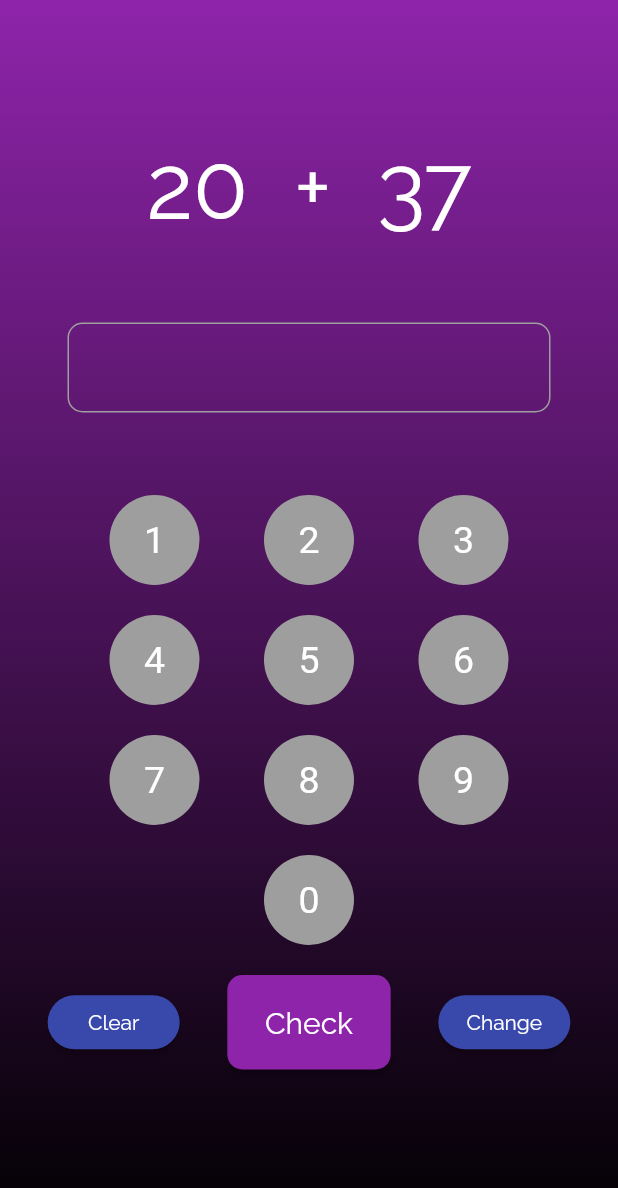
After one commit to AmanNegi/Alarm_main, a Flutter app: the MainMath screen opened directly, on a phone screen of 412 x 824 dp. The commit adds this screen. Shown: the top 1188 px of the screen. Run offline on Flutter 3.47's test engine with Material 2 defaults, Android fonts, the phone set to English and light mode, and no system bars; our stand-ins replace dynamic_theme, shared_preferences, sqflite; accounts and stored records are empty; Roboto replaces fonts that are missing (Raleway-Bold).

Commit message:
added the maths Ablility Check will add some UI Now

```diff
--- a/lib/Alarm.dart
+++ b/lib/Alarm.dart
@@ -13,7 +13,7 @@ class Alarm {
 // **Named Constructor
 
   Alarm.withId({
-    this.id,
+    @required this.id,
     @required this.hour,
     @required this.customPath,
     @required this.repeating,
--- a/lib/AlarmView.dart
+++ b/lib/AlarmView.dart
@@ -5,7 +5,7 @@ import 'package:scoped_model/scoped_model.dart';
 import 'scoped-model/Alarms.dart';
 
 import 'Alarm.dart';
-import 'DropDown.dart';
+import 'widgets/DropDown.dart';
 import 'widgets/ShadesView.dart';
 
 class AlarmView extends StatefulWidget {
--- a/lib/globals.dart
+++ b/lib/HelperMethods/globals.dart
@@ -4,9 +4,10 @@ import 'package:shared_preferences/shared_preferences.dart';
 
 bool firstTime = true;
 
-void saveToSharedPrefs() async {
+void saveToSharedPrefs(bool value) async {
   SharedPreferences sharedPreferences = await SharedPreferences.getInstance();
-  sharedPreferences.setBool("firstTime", firstTime);
+  sharedPreferences.setBool("firstTime", value);
+  firstTime = false;
 }
 
 void getValuesFromSharedPrefs() async {
--- /dev/null
+++ b/lib/HelperMethods/platfomInvoker.dart
@@ -0,0 +1,10 @@
+import 'package:flutter/services.dart';
+
+class PlatformInvoker {
+  static const platform = const MethodChannel("aster.plugins.dev/mathChannel");
+
+  static void invokeTheMethod() {
+    platform.invokeMethod("CloseAllWindows");
+  }
+
+}
--- /dev/null
+++ b/lib/MathsCorner.dart
@@ -0,0 +1,170 @@
+import 'package:flutter/material.dart';
+import 'package:flutter/services.dart';
+import 'package:flutter/widgets.dart';
+
+import 'HelperMethods/platfomInvoker.dart';
+import 'widgets/NumberPad.dart';
+import 'HelperMethods/numberHelper.dart';
+import 'dart:math';
+
+class MathsCorner extends StatelessWidget {
+  @override
+  Widget build(BuildContext context) {
+    return MaterialApp(
+      home: MainMath(),
+    );
+  }
+}
+
+class MainMath extends StatefulWidget {
+  @override
+  _MainMathState createState() => _MainMathState();
+}
+
+class _MainMathState extends State<MainMath> {
+  var color = Colors.purple[600];
+  var rng = new Random();
+  var height;
+  int receivedId;
+  int correctAnswers = 0;
+  int firstNumber;
+  int secondNumber;
+  int currentNumber;
+
+  @override
+  void initState() {
+    super.initState();
+   // SystemChrome.setEnabledSystemUIOverlays([]);
+    changeValues();
+  }
+
+  void changeValues() {
+    setState(() {
+      firstNumber = rng.nextInt(100);
+      secondNumber = rng.nextInt(100);
+    });
+  }
+
+  int getSum() {
+    return firstNumber + secondNumber;
+  }
+
+  Widget createTextView(String text) {
+    return Text(
+      text,
+      style: TextStyle(fontSize: 60.0),
+    );
+  }
+
+  Widget createNoPad(String text) {
+    return Container(
+      width: 60,
+      height: 60,
+      child: Text(text),
+      decoration: BoxDecoration(
+        shape: BoxShape.circle,
+        color: Colors.grey,
+      ),
+    );
+  }
+
+  @override
+  Widget build(BuildContext context) {
+    height = MediaQuery.of(context).size.height;
+
+    return Scaffold(
+      body: Container(
+        height: height,
+        decoration: BoxDecoration(
+            gradient: LinearGradient(
+                begin: Alignment.topCenter,
+                end: Alignment.bottomCenter,
+                colors: [color, Colors.black)),
+        child: Column(
+          children: <Widget>[
+            SizedBox(
+              height: 90.0,
+            ),
+            createTextView(
+                firstNumber.toString() + "  +  " + secondNumber.toString()),
+            SizedBox(
+              height: 40,
+            ),
+            NumberPad(),
+            Row(
+              mainAxisAlignment: MainAxisAlignment.spaceEvenly,
+              children: <Widget>[
+                RaisedButton(
+                  shape: RoundedRectangleBorder(
+                      borderRadius: BorderRadius.circular(20.0)),
+                  child: Text("Clear"),
+                  onPressed: () {
+                    print(MediaQuery.of(context).size.height);
+                    setState(() {
+                      height = MediaQuery.of(context).size.height;
+                    });
+                    //  setState(() {
+                    //   color = Colors.purple[600];
+                    //   NumberHelper.stringNumber = "";
+                    // });
+                  },
+                ),
+                RaisedButton(
+                  padding: EdgeInsets.all(20.0),
+                  shape: RoundedRectangleBorder(
+                      borderRadius: BorderRadius.circular(10.0)),
+                  child: Text(
+                    " Check ",
+                    style: TextStyle(fontSize: 20.0),
+                  ),
+                  color: color,
+                  onPressed: () {
+                    if (NumberHelper.numberSelected() &&
+                        getSum() == NumberHelper.getIntNumber()) {
+                      print(NumberHelper.getIntNumber().toString());
+                      setState(() {
+                        correctAnswers++;
+                        NumberHelper.stringNumber = "";
+                        color = Colors.green;
+                      });
+                      if (correctAnswers == 3) {
+                        setState(() {
+                          color = Colors.green;
+                          NumberHelper.stringNumber = "";
+                        });
+                        PlatformInvoker.invokeTheMethod();
+                        // SystemNavigator.pop();
+                      }
+                      changeValues();
+                    } else if (!NumberHelper.numberSelected() ||
+                        !(getSum() == NumberHelper.getIntNumber())) {
+                      setState(() {
+                        color = Colors.red;
+                        NumberHelper.stringNumber = "";
+                      });
+                    }
+
+                    print(
+                        "value of correctAnswers " + correctAnswers.toString());
+                  },
+                ),
+                RaisedButton(
+                  shape: RoundedRectangleBorder(
+                      borderRadius: BorderRadius.circular(20.0)),
+                  child: Text("Change"),
+                  onPressed: () {
+                    setState(() {
+                      changeValues();
+                      color = Colors.purple[600];
+                      NumberHelper.stringNumber = "";
+                    });
+                  },
+                ),
+              ],
+            ),
+          ],
+        ),
+      ),
+    );
+  }
+}
--- a/lib/main.dart
+++ b/lib/main.dart
@@ -6,12 +6,14 @@ import 'package:dynamic_theme/dynamic_theme.dart';
 import 'package:scoped_model/scoped_model.dart';
 import 'package:alarm_main/scoped-model/Alarms.dart';
 
-import 'globals.dart' as globals;
-import 'package:shared_preferences/shared_preferences.dart';
+import 'HelperMethods/globals.dart' as globals;
 import 'permit.dart';
 import 'AlarmView.dart';
+import 'MathsCorner.dart';
 
 void main() => runApp(MyApp());
+
+void startMathsCorner() => runApp(MathsCorner());
 
 class MyApp extends StatefulWidget {
   @override
@@ -21,7 +23,13 @@ class MyApp extends StatefulWidget {
 class _MyAppState extends State<MyApp> {
   SystemUiOverlayStyle mySystemTheme = SystemUiOverlayStyle.dark.copyWith(
     systemNavigationBarColor: Colors.black,
+
   );
+
+  @override
+  void initState() {
+    super.initState();
+  }
 
   @override
   Widget build(BuildContext context) {
--- /dev/null
+++ b/lib/widgets/NumberPad.dart
@@ -0,0 +1,125 @@
+import 'package:flutter/material.dart';
+
+import '../HelperMethods/numberHelper.dart';
+
+class NumberPad extends StatefulWidget {
+  @override
+  _NumberPadState createState() => _NumberPadState();
+}
+
+class _NumberPadState extends State<NumberPad> {
+  @override
+  initState() {
+    super.initState();
+  }
+
+  Widget createTextField() {
+    return Container(
+      width: 450,
+      height: 60.0,
+      margin: EdgeInsets.all(15.0),
+      padding: EdgeInsets.only(left: 10.0, top: 10.0, bottom: 10.0),
+      decoration: BoxDecoration(
+        borderRadius: BorderRadius.circular(10.0),
+        border: Border.all(
+          color: Colors.grey,
+        ),
+      ),
+      child: Text(
+        NumberHelper.stringNumber,
+        style: TextStyle(fontSize: 30.0, fontFamily: "Raleway-Bold"),
+      ),
+    );
+  }
+
+  Widget createNoPad(int text) {
+    return Container(
+      decoration: BoxDecoration(
+        shape: BoxShape.circle,
+        color: Colors.grey,
+      ),
+      child: Material(
+        color: Colors.transparent,
+        child: InkWell(
+          borderRadius: BorderRadius.circular(30.0),
+          splashColor: Colors.black,
+          onTap: () {
+            setState(() {
+              if (NumberHelper.stringNumber.length < 5) {
+                NumberHelper.addNumber(text);
+              }
+            });
+          },
+          child: Container(
+            width: 60,
+            height: 60,
+            child: Center(
+              child: Text(
+                text.toString(),
+                style: TextStyle(fontSize: 25.0, fontFamily: "Raleway-Bold"),
+              ),
+            ),
+            decoration: BoxDecoration(
+              shape: BoxShape.circle,
+              color: Colors.transparent,
+            ),
+          ),
+        ),
+      ),
+    );
+  }
+
+  @override
+  Widget build(BuildContext context) {
+    return Container(
+      child: Padding(
+        padding: EdgeInsets.symmetric(horizontal: 30.0),
+        child: Column(
+          children: <Widget>[
+            createTextField(),
+            SizedBox(
+              height: 40.0,
+            ),
+            Row(
+              mainAxisAlignment: MainAxisAlignment.spaceEvenly,
+              children: <Widget>[
+                createNoPad(1),
+                createNoPad(2),
+                createNoPad(3)
+              ],
+            ),
+            SizedBox(
+              height: 20.0,
+            ),
+            Row(
+              mainAxisAlignment: MainAxisAlignment.spaceEvenly,
+              children: <Widget>[
+                createNoPad(4),
+                createNoPad(5),
+                createNoPad(6)
+              ],
+            ),
+            SizedBox(
+              height: 20.0,
+            ),
+            Row(
+              mainAxisAlignment: MainAxisAlignment.spaceEvenly,
+              children: <Widget>[
+                createNoPad(7),
+                createNoPad(8),
+                createNoPad(9)
+              ],
+            ),
+            SizedBox(
+              height: 20.0,
+            ),
+            createNoPad(0),
+            SizedBox(
+              height: 20.0,
+            ),
+          ],
+        ),
+      ),
+    );
+  }
+}
```
Also changed, not shown: lib/HelperMethods/numberHelper.dart (added, +21 -0 lines), lib/TileItem.dart (+20 -22 lines), lib/permit.dart (+3 -6 lines), lib/scoped-model/Alarms.dart (+25 -3 lines), lib/widgets/ShadesView.dart (+5 -7 lines), lib/widgets/simpleListView.dart (+18 -8 lines), pubspec.yaml (+7 -10 lines), assets/Images/android.png (deleted), assets/Images/coffee.jpg (deleted), assets/Images/loading.gif (deleted), lib/widgets/DropDown.dart (renamed from lib/DropDown.dart), pubspec.lock, 13 other files.
